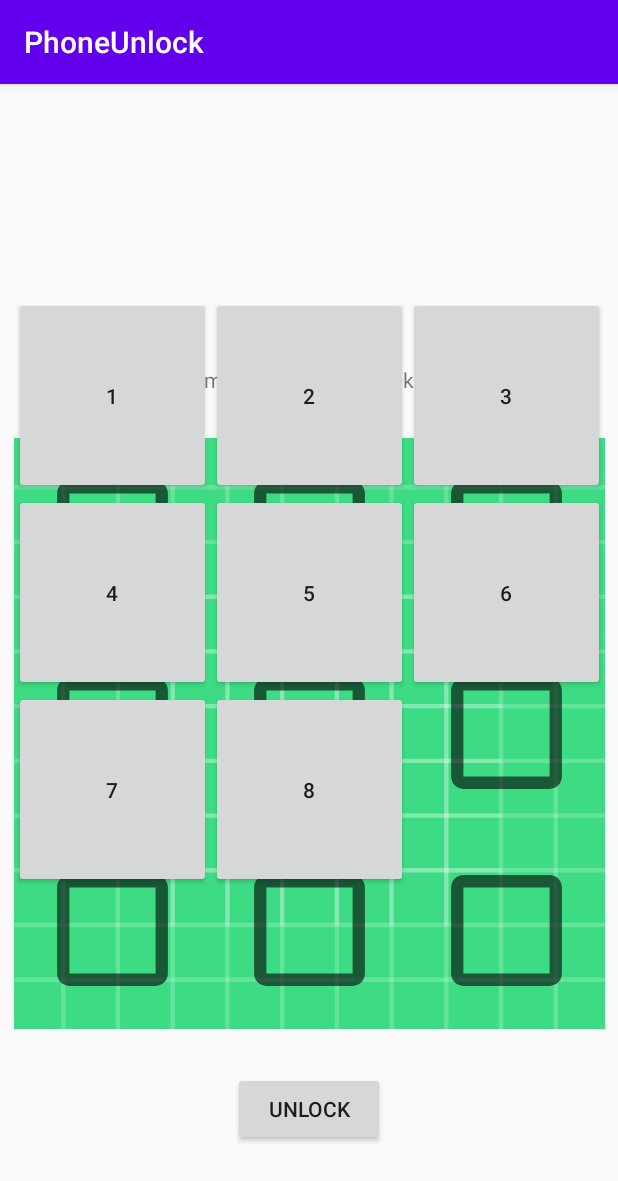
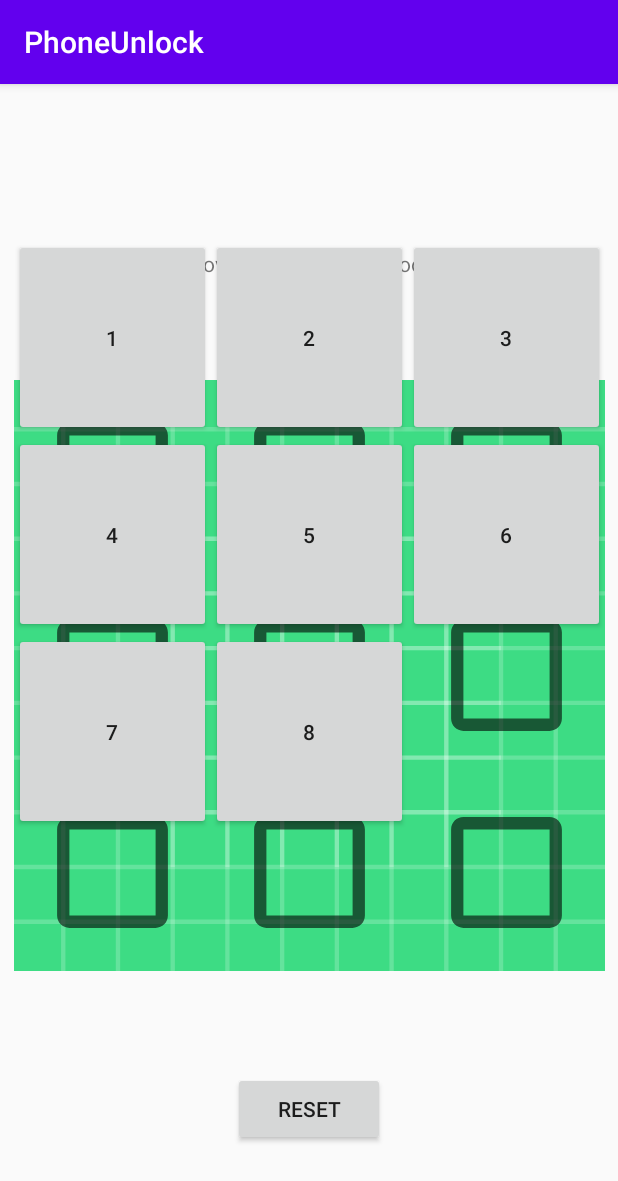
Before and after one commit to mitchgoertzen/Phone_Unlock, an Android app: the BlockUnlock screen opened through its navigation route, on a phone screen of 412 x 824 dp. Shown: the top 1181 px of the screen. Run offline under Robolectric (Android 15) with nearby library versions, the phone set to English and light mode, and no system bars.

Commit message:
rename text on unlock screen, add unlocked exit delay

```diff
--- a/app/src/main/res/layout/block_unlock.xml
+++ b/app/src/main/res/layout/block_unlock.xml
@@ -10,18 +10,20 @@
         android:id="@+id/textview_first"
         android:layout_width="wrap_content"
         android:layout_height="wrap_content"
+        android:layout_marginTop="32dp"
         android:layout_marginBottom="452dp"
-        android:text="move blocks to unlock"
+        android:text="Move the Blocks to Unlock"
         app:layout_constraintBottom_toTopOf="@id/button_blockunlock"
         app:layout_constraintEnd_toEndOf="parent"
-        app:layout_constraintStart_toStartOf="parent" />
+        app:layout_constraintStart_toStartOf="parent"
+        app:layout_constraintTop_toTopOf="parent" />
 
     <Button
         android:id="@+id/button_blockunlock"
         android:layout_width="101dp"
         android:layout_height="49dp"
         android:layout_marginBottom="60dp"
-        android:text="unlock"
+        android:text="Reset"
         app:layout_constraintBottom_toBottomOf="parent"
         app:layout_constraintEnd_toEndOf="parent"
         app:layout_constraintStart_toStartOf="parent" />
--- a/app/src/main/res/navigation/nav_graph.xml
+++ b/app/src/main/res/navigation/nav_graph.xml
@@ -27,6 +27,9 @@
         <action
             android:id="@+id/action_SecondFragment_to_FirstFragment"
             app:destination="@id/HomeScreen" />
+        <action
+            android:id="@+id/action_BlockUnlock_self"
+            app:destination="@id/BlockUnlock" />
     </fragment>
     <fragment
         android:id="@+id/LightUnlock"
```
Also changed, not shown: app/src/main/java/com/example/phoneunlock/BlockUnlock.java (+12 -1 lines).
